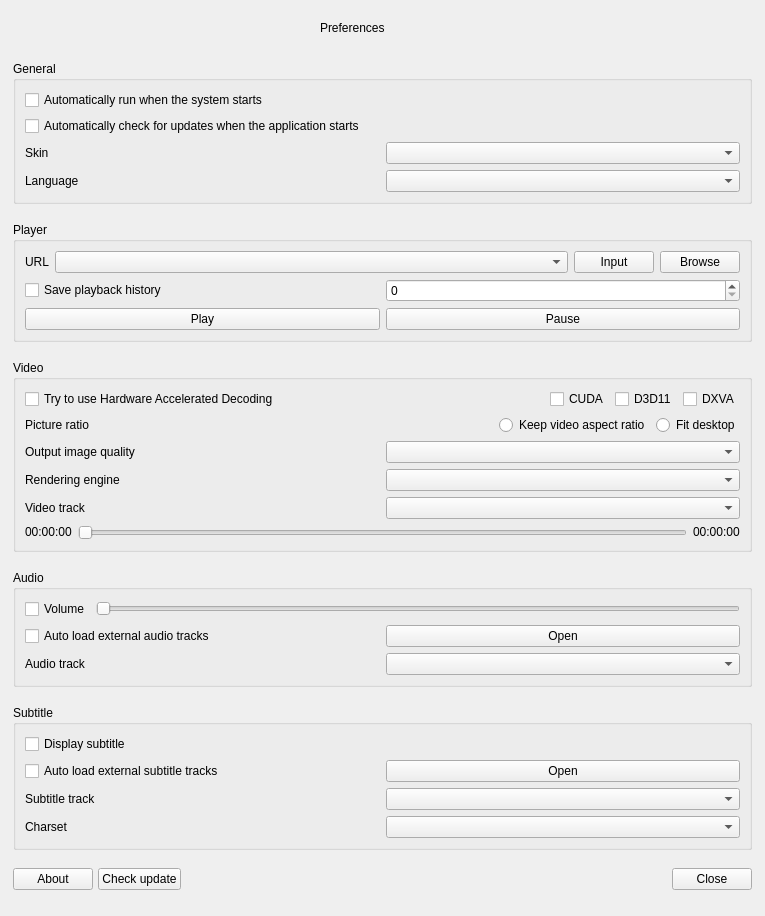
Qt form src/launcher/forms/preferencesdialog.ui (wangwenx190/dynamic-desktop) before a commit.
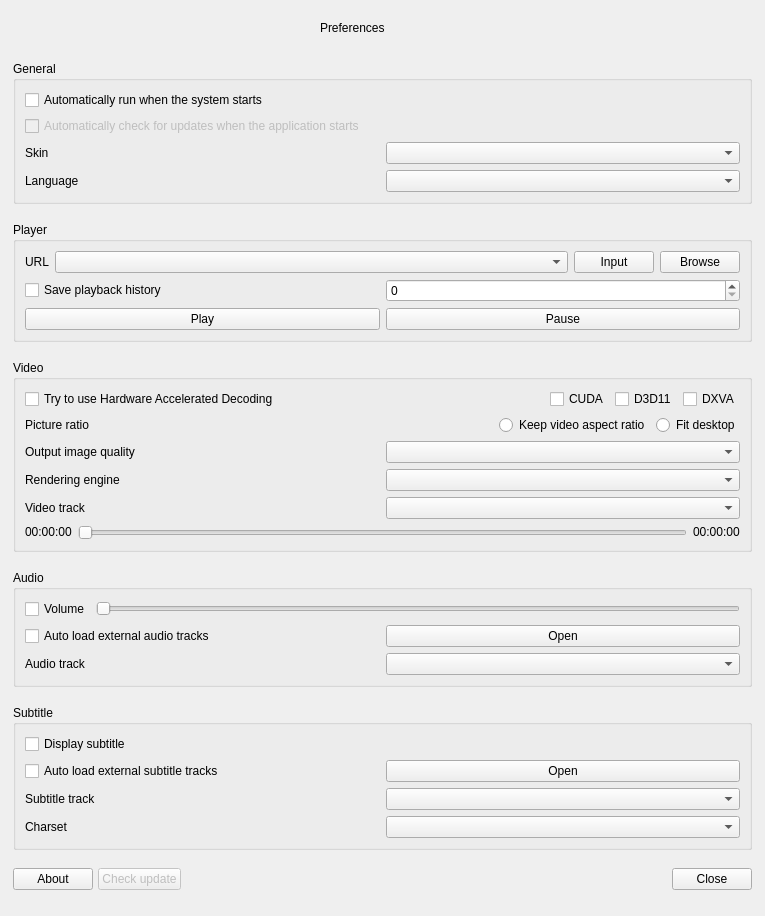
The same form after that commit. Icons and pictures are not drawn. Custom widgets are drawn as their Qt base class.

What changed in the file:
```diff
--- a/src/launcher/forms/preferencesdialog.ui
+++ b/src/launcher/forms/preferencesdialog.ui
@@ -192,6 +192,9 @@
       </item>
       <item>
        <widget class="QCheckBox" name="checkBox_auto_update">
+        <property name="enabled">
+         <bool>false</bool>
+        </property>
         <property name="text">
          <string>Automatically check for updates when the application starts</string>
         </property>
@@ -695,7 +698,7 @@
      <item>
       <widget class="QPushButton" name="pushButton_check_update">
        <property name="enabled">
-        <bool>true</bool>
+        <bool>false</bool>
        </property>
        <property name="text">
         <string>Check update</string>
```
